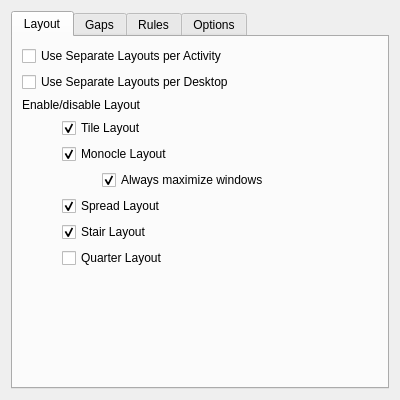
Qt form res/config.ui (Bismuth-Forge/bismuth) before a commit.
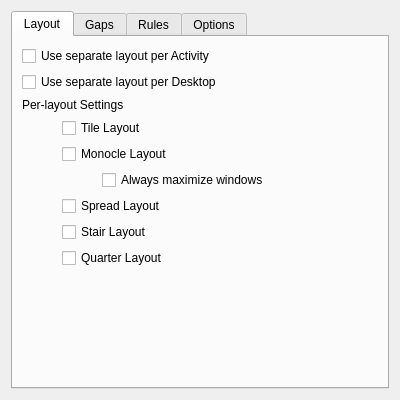
The same form after that commit.

Commit message: update labels and tooltips in UI

Diff of the .ui file:
```diff
--- a/res/config.ui
+++ b/res/config.ui
@@ -27,21 +27,21 @@
        <item>
         <widget class="QCheckBox" name="kcfg_layoutPerActivity">
          <property name="text">
-          <string>Use Separate Layouts per Activity</string>
+          <string>Use separate layout per Activity</string>
          </property>
         </widget>
        </item>
        <item>
         <widget class="QCheckBox" name="kcfg_layoutPerDesktop">
          <property name="text">
-          <string>Use Separate Layouts per Desktop</string>
+          <string>Use separate layout per Desktop</string>
          </property>
         </widget>
        </item>
        <item>
         <widget class="QLabel" name="enableLayoutsLabel">
          <property name="text">
-          <string>Enable/disable Layout</string>
+          <string>Per-layout Settings</string>
          </property>
         </widget>
        </item>
@@ -55,9 +55,6 @@
            <property name="text">
             <string>Tile Layout</string>
            </property>
-           <property name="checked">
-            <bool>true</bool>
-           </property>
            <property name="tristate">
             <bool>false</bool>
            </property>
@@ -68,9 +65,6 @@
            <property name="text">
             <string>Monocle Layout</string>
            </property>
-           <property name="checked">
-            <bool>true</bool>
-           </property>
           </widget>
          </item>
          <item>
@@ -83,9 +77,6 @@
              <property name="text">
               <string>Always maximize windows</string>
              </property>
-             <property name="checked">
-              <bool>true</bool>
-             </property>
             </widget>
            </item>
           </layout>
@@ -95,9 +86,6 @@
            <property name="text">
             <string>Spread Layout</string>
            </property>
-           <property name="checked">
-            <bool>true</bool>
-           </property>
           </widget>
          </item>
          <item>
@@ -105,9 +93,6 @@
            <property name="text">
             <string>Stair Layout</string>
            </property>
-           <property name="checked">
-            <bool>true</bool>
-           </property>
           </widget>
          </item>
          <item>
```
Left out of the diff: 83 changed lines with no effect on the pictures.
